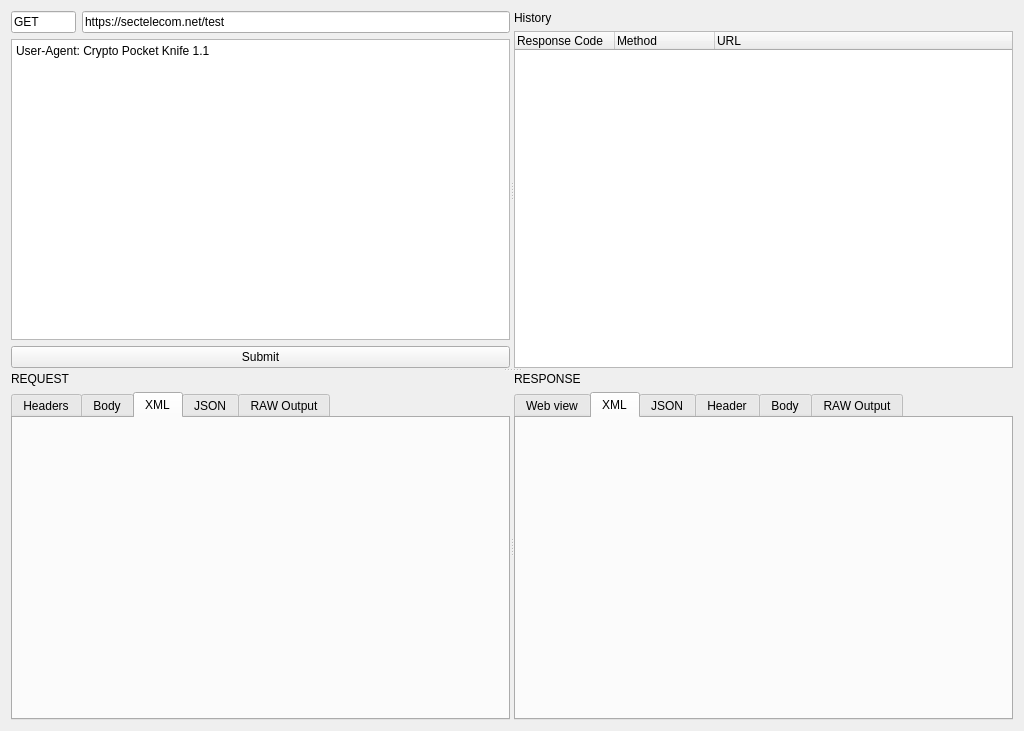
Old version of the form ui/Web/UiHttpWebRequests.ui in the repository caffedrine/CryptoPocketKnife.
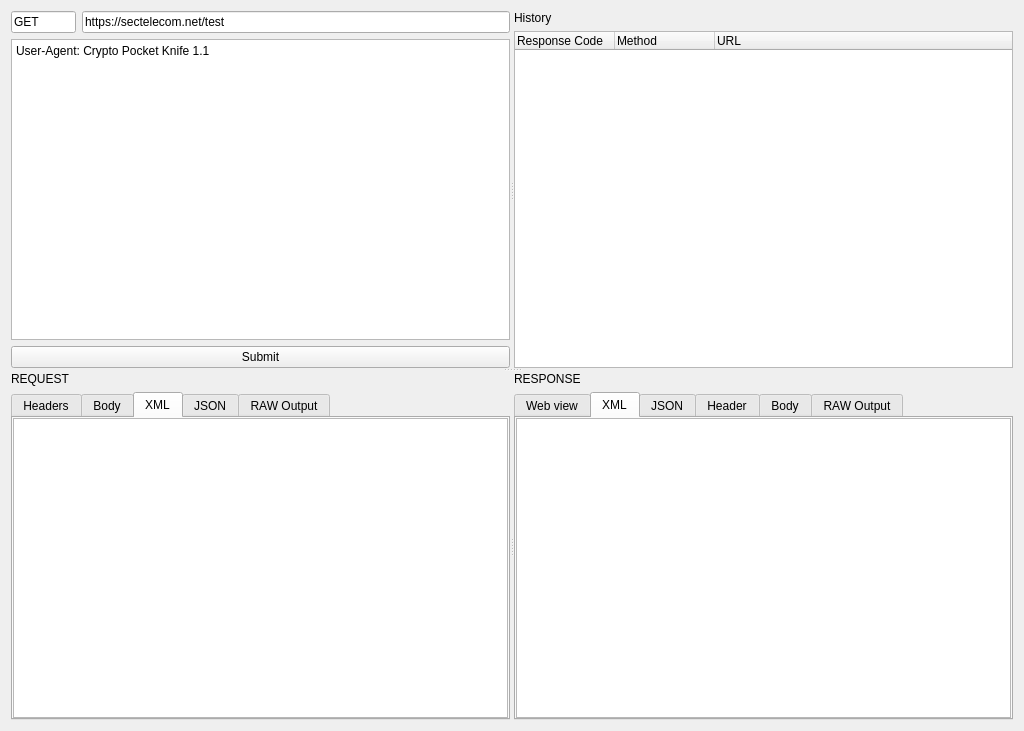
New version of the form. The open tabs and pages were chosen to show the change.

Commit message: HTTP Web Requests populate multiple data views

Patch:
```diff
--- a/ui/Web/UiHttpWebRequests.ui
+++ b/ui/Web/UiHttpWebRequests.ui
@@ -207,6 +207,23 @@
            <attribute name="title">
             <string>XML</string>
            </attribute>
+           <layout class="QGridLayout" name="gridLayout_11">
+            <property name="leftMargin">
+             <number>0</number>
+            </property>
+            <property name="topMargin">
+             <number>0</number>
+            </property>
+            <property name="rightMargin">
+             <number>0</number>
+            </property>
+            <property name="bottomMargin">
+             <number>0</number>
+            </property>
+            <item row="0" column="0">
+             <widget class="QTreeView" name="treeView_REQUEST_Xml"/>
+            </item>
+           </layout>
           </widget>
           <widget class="QWidget" name="tab_REQUEST_JSON">
            <attribute name="title">
@@ -266,6 +283,23 @@
            <attribute name="title">
             <string>XML</string>
            </attribute>
+           <layout class="QGridLayout" name="gridLayout_10">
+            <property name="leftMargin">
+             <number>0</number>
+            </property>
+            <property name="topMargin">
+             <number>0</number>
+            </property>
+            <property name="rightMargin">
+             <number>0</number>
+            </property>
+            <property name="bottomMargin">
+             <number>0</number>
+            </property>
+            <item row="0" column="0">
+             <widget class="QTreeView" name="treeView_RESPONSE_Xml"/>
+            </item>
+           </layout>
           </widget>
           <widget class="QWidget" name="tab_RESPONSE_JSON">
            <attribute name="title">
```
Left out of the diff: 38 changed lines with no effect on the pictures. The commit also changes 5 other files.
